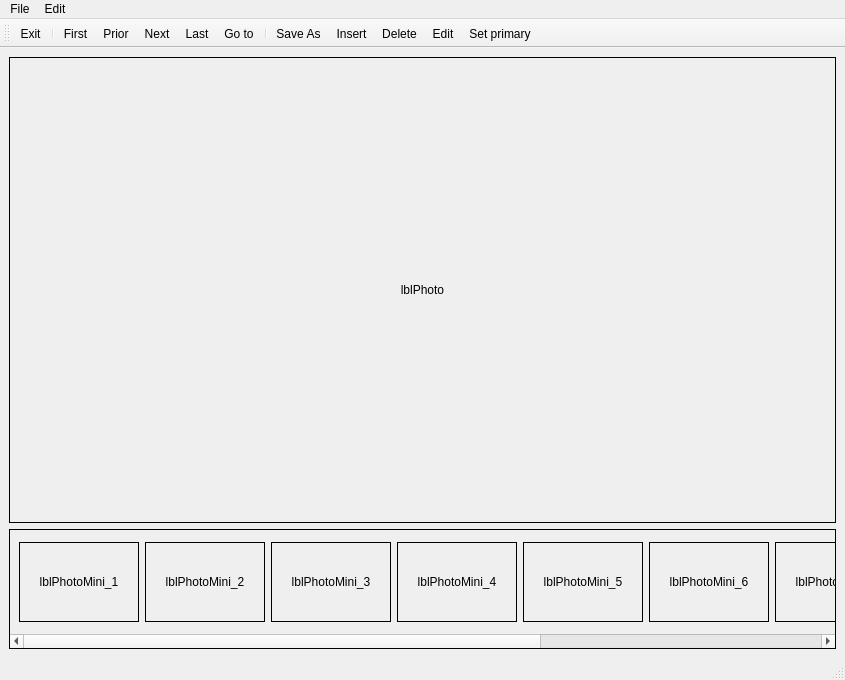
Old version of the form Forms/CPhotoAlbum.ui in the repository skynowa/xxxdb.
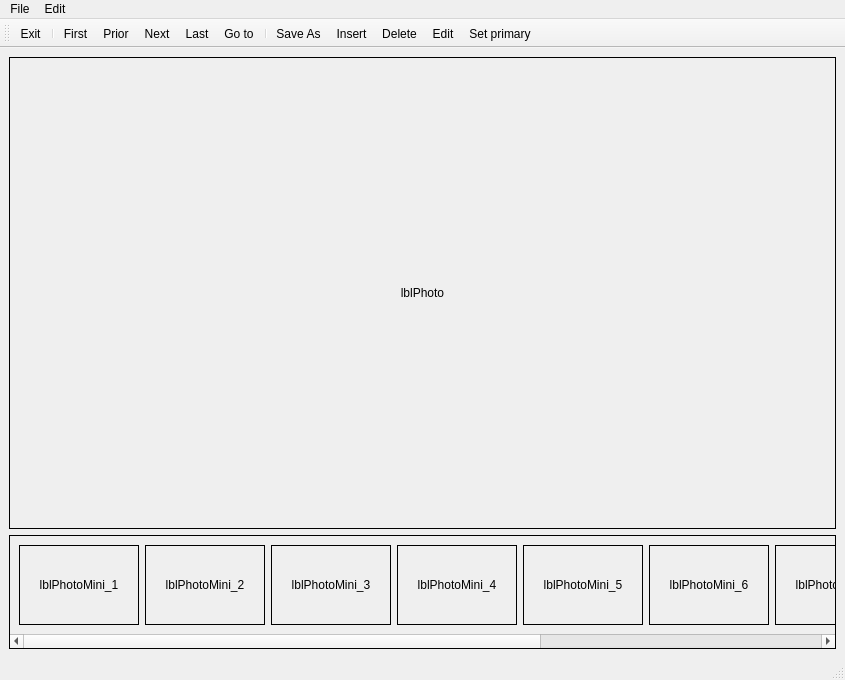
New version of the form. Icons and pictures are not drawn.

Commit message: FIX: set saPhotosMini for fixed height

The edit to the form file:
```diff
--- a/Forms/CPhotoAlbum.ui
+++ b/Forms/CPhotoAlbum.ui
@@ -32,7 +32,13 @@
      </widget>
     </item>
     <item row="1" column="0">
-     <widget class="QScrollArea" name="scrollArea">
+     <widget class="QScrollArea" name="saPhotosMini">
+      <property name="sizePolicy">
+       <sizepolicy hsizetype="Expanding" vsizetype="Fixed">
+        <horstretch>0</horstretch>
+        <verstretch>0</verstretch>
+       </sizepolicy>
+      </property>
       <property name="minimumSize">
        <size>
         <width>0</width>
@@ -63,7 +69,7 @@
          <x>0</x>
          <y>0</y>
          <width>1274</width>
-         <height>101</height>
+         <height>100</height>
         </rect>
        </property>
        <layout class="QGridLayout" name="gridLayout_2">
```
The commit also changes 1 other file.
